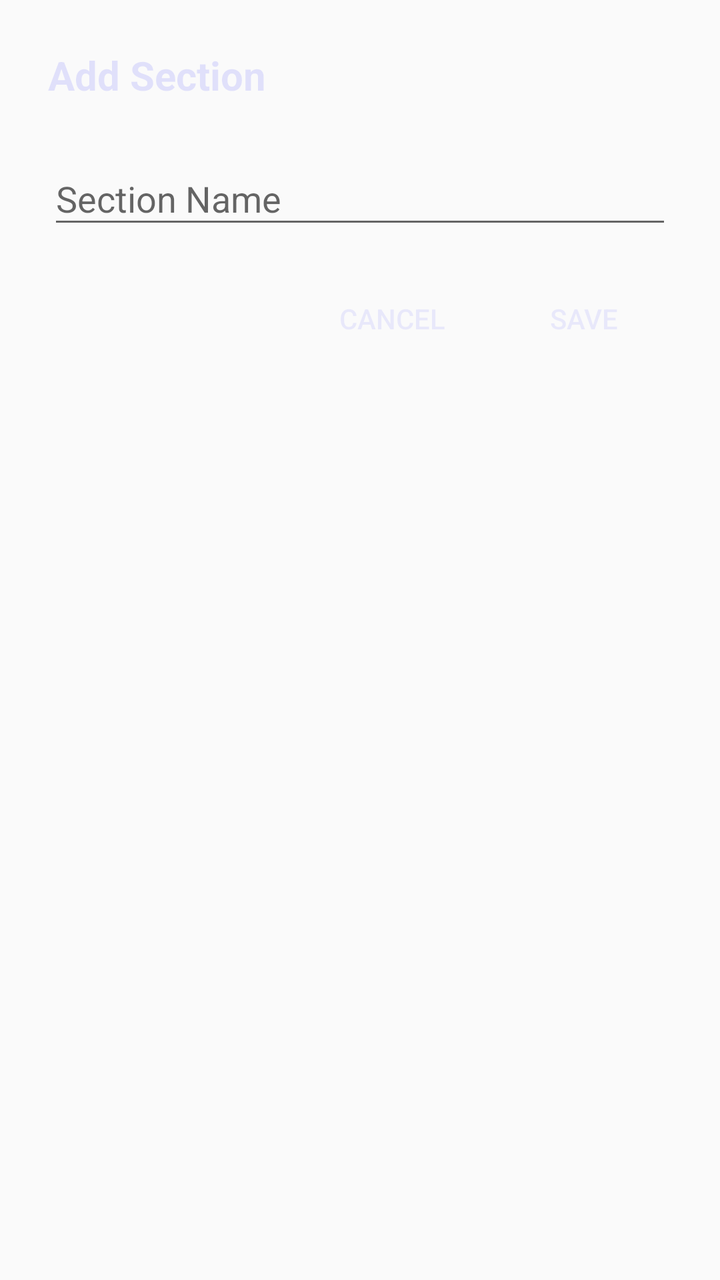
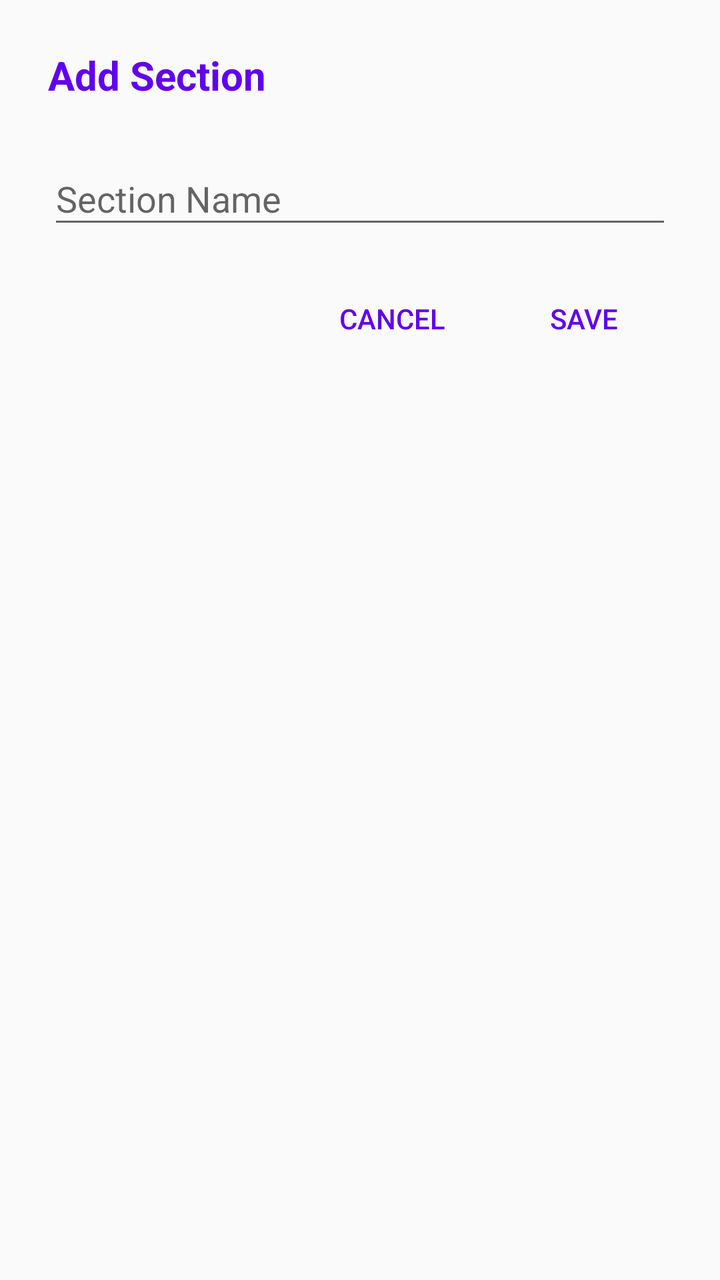

Before-and-after screenshots of an Android layout around one commit, followed by the original layout XML and the change that was made.
<!-- AndroidManifest.xml: application theme Theme.AppCompat.Light.DarkActionBar -->
<!-- res/layout/dialog_add_section.xml -->
<?xml version="1.0" encoding="utf-8"?>
<LinearLayout xmlns:android="http://schemas.android.com/apk/res/android"
    xmlns:app="http://schemas.android.com/apk/res-auto"
    android:layout_width="match_parent"
    android:layout_height="wrap_content"
    android:orientation="vertical"
    android:padding="24dp">

    <TextView
        android:id="@+id/dialogTitle"
        android:layout_width="match_parent"
        android:layout_height="wrap_content"
        android:text="Add Section"
        android:textSize="20sp"
        android:textColor="#1d1d1eff"
        android:textStyle="bold"
        android:layout_marginBottom="16dp"/>

    <com.google.android.material.textfield.TextInputLayout
        android:layout_width="match_parent"
        android:layout_height="wrap_content"
        android:layout_marginBottom="16dp"
        app:hintEnabled="true"
        app:hintAnimationEnabled="true">

        <com.google.android.material.textfield.TextInputEditText
            android:id="@+id/editSectionName"
            android:layout_width="match_parent"
            android:layout_height="wrap_content"
            android:hint="Section Name"
            android:inputType="textCapWords"/>
    </com.google.android.material.textfield.TextInputLayout>

    <LinearLayout
        android:layout_width="match_parent"
        android:layout_height="wrap_content"
        android:orientation="horizontal"
        android:gravity="end">

        <Button
            android:id="@+id/btnCancel"
            android:layout_width="wrap_content"
            android:layout_height="wrap_content"
            android:text="Cancel"
            android:textColor="#141414ff"
            android:background="?attr/selectableItemBackgroundBorderless"
            android:layout_marginEnd="8dp"/>

        <Button
            android:id="@+id/btnSave"
            android:layout_width="wrap_content"
            android:layout_height="wrap_content"
            android:text="Save"
            android:textColor="#141414ff"
            android:background="?attr/selectableItemBackgroundBorderless"/>
    </LinearLayout>
</LinearLayout>
<!-- resources referenced by this layout -->
<resources>

</resources>

<!-- the commit's change to res/layout/dialog_add_section.xml (unified diff, before → after) -->
@@ -12,7 +12,7 @@
         android:layout_height="wrap_content"
         android:text="Add Section"
         android:textSize="20sp"
-        android:textColor="#1d1d1eff"
+        android:textColor="#6200EE"
         android:textStyle="bold"
         android:layout_marginBottom="16dp"/>
 
@@ -42,7 +42,7 @@
             android:layout_width="wrap_content"
             android:layout_height="wrap_content"
             android:text="Cancel"
-            android:textColor="#141414ff"
+            android:textColor="#6200EE"
             android:background="?attr/selectableItemBackgroundBorderless"
             android:layout_marginEnd="8dp"/>
 
@@ -51,7 +51,7 @@
             android:layout_width="wrap_content"
             android:layout_height="wrap_content"
             android:text="Save"
-            android:textColor="#141414ff"
+            android:textColor="#6200EE"
             android:background="?attr/selectableItemBackgroundBorderless"/>
     </LinearLayout>
 </LinearLayout>
